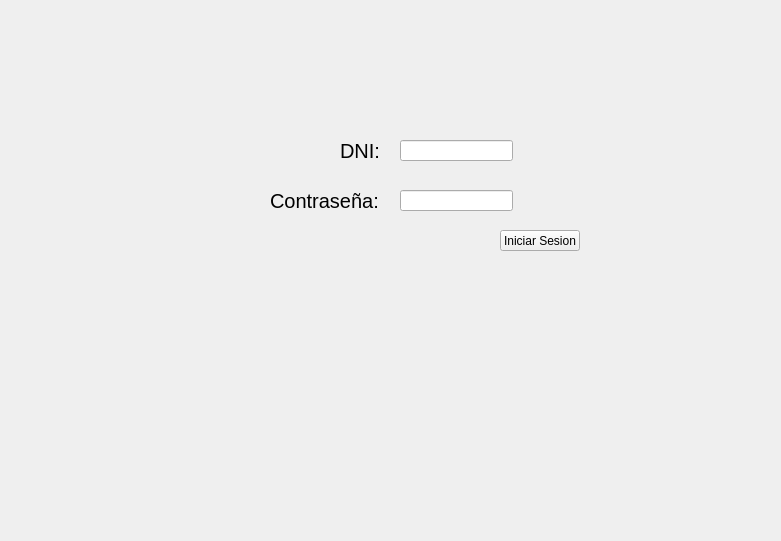
The window that Bolsaco/InicioSesion.ui (maurocipo/Bolsaco) describes before a commit, drawn with Qt 5.
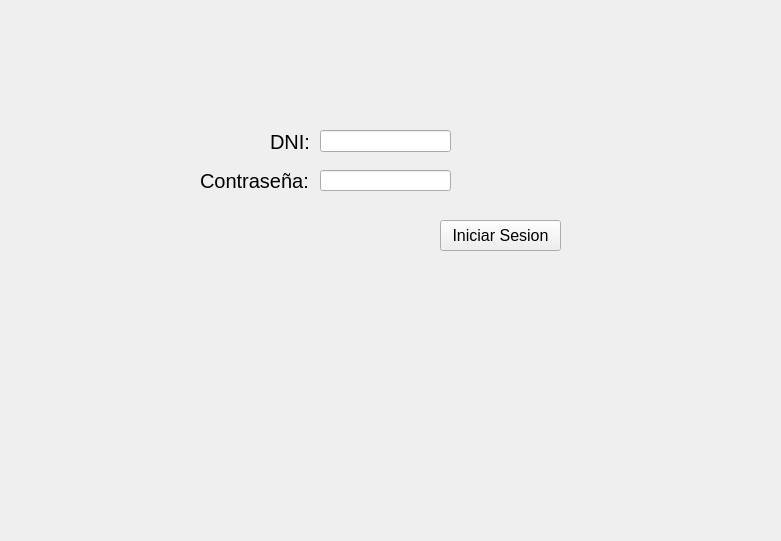
The same window after the commit.

Patch:
```diff
--- a/Bolsaco/InicioSesion.ui
+++ b/Bolsaco/InicioSesion.ui
@@ -16,32 +16,27 @@
   <widget class="QPushButton" name="pushButton_IniciarSesion">
    <property name="geometry">
     <rect>
-     <x>500</x>
-     <y>230</y>
-     <width>80</width>
-     <height>21</height>
+     <x>440</x>
+     <y>220</y>
+     <width>121</width>
+     <height>31</height>
     </rect>
    </property>
+   <property name="font">
+    <font>
+     <pointsize>12</pointsize>
+    </font>
+   </property>
    <property name="text">
     <string>Iniciar Sesion</string>
    </property>
   </widget>
-  <widget class="QLineEdit" name="lineEdit_DNI">
-   <property name="geometry">
-    <rect>
-     <x>400</x>
-     <y>140</y>
-     <width>113</width>
-     <height>21</height>
-    </rect>
-   </property>
-  </widget>
   <widget class="QLineEdit" name="lineEdit_Contrasena">
    <property name="geometry">
     <rect>
-     <x>400</x>
-     <y>190</y>
-     <width>113</width>
+     <x>320</x>
+     <y>170</y>
+     <width>131</width>
      <height>21</height>
     </rect>
    </property>
@@ -49,13 +44,44 @@
     <enum>QLineEdit::Password</enum>
    </property>
   </widget>
+  <widget class="QLabel" name="label_Contrasena">
+   <property name="geometry">
+    <rect>
+     <x>200</x>
+     <y>160</y>
+     <width>111</width>
+     <height>41</height>
+    </rect>
+   </property>
+   <property name="font">
+    <font>
+     <pointsize>15</pointsize>
+    </font>
+   </property>
+   <property name="text">
+    <string>Contraseña:</string>
+   </property>
+  </widget>
+  <widget class="QLabel" name="label_SignoContras">
+   <property name="geometry">
+    <rect>
+     <x>470</x>
+     <y>170</y>
+     <width>24</width>
+     <height>24</height>
+    </rect>
+   </property>
+   <property name="text">
+    <string/>
+   </property>
+  </widget>
   <widget class="QLabel" name="label_DNI">
    <property name="geometry">
     <rect>
-     <x>340</x>
+     <x>270</x>
      <y>130</y>
      <width>41</width>
-     <height>41</height>
+     <height>24</height>
     </rect>
    </property>
    <property name="font">
@@ -73,22 +99,27 @@
     <bool>false</bool>
    </property>
   </widget>
-  <widget class="QLabel" name="label_Contrasena">
+  <widget class="QLineEdit" name="lineEdit_DNI">
    <property name="geometry">
     <rect>
-     <x>270</x>
-     <y>180</y>
-     <width>111</width>
-     <height>41</height>
+     <x>320</x>
+     <y>130</y>
+     <width>131</width>
+     <height>22</height>
     </rect>
    </property>
-   <property name="font">
-    <font>
-     <pointsize>15</pointsize>
-    </font>
+  </widget>
+  <widget class="QLabel" name="label_SignoUsuario">
+   <property name="geometry">
+    <rect>
+     <x>470</x>
+     <y>130</y>
+     <width>24</width>
+     <height>24</height>
+    </rect>
    </property>
    <property name="text">
-    <string>Contraseña:</string>
+    <string>         </string>
    </property>
   </widget>
  </widget>
```
